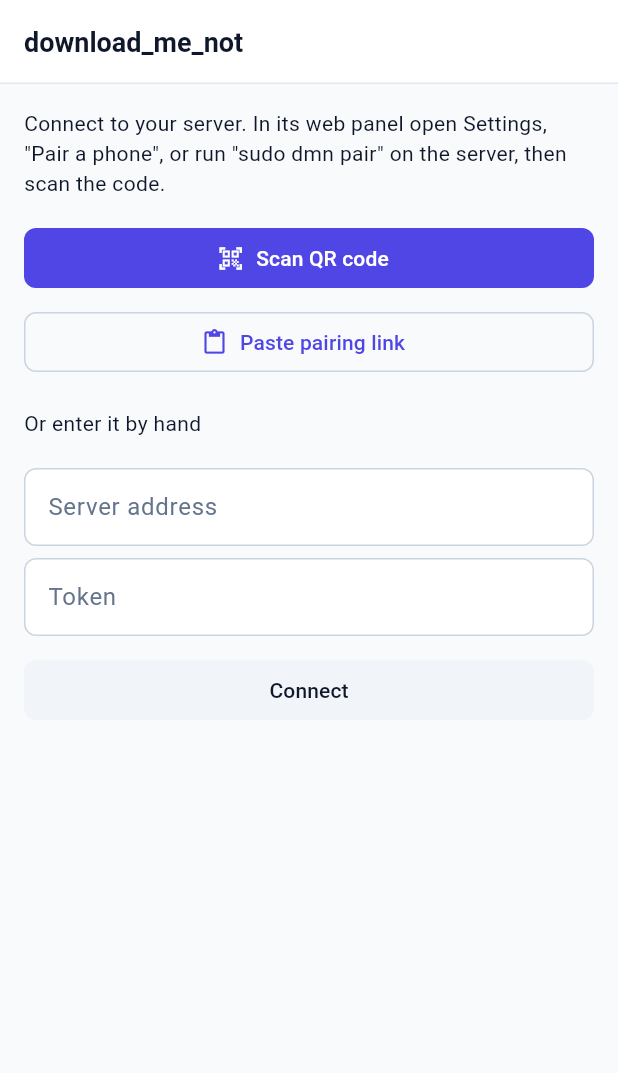
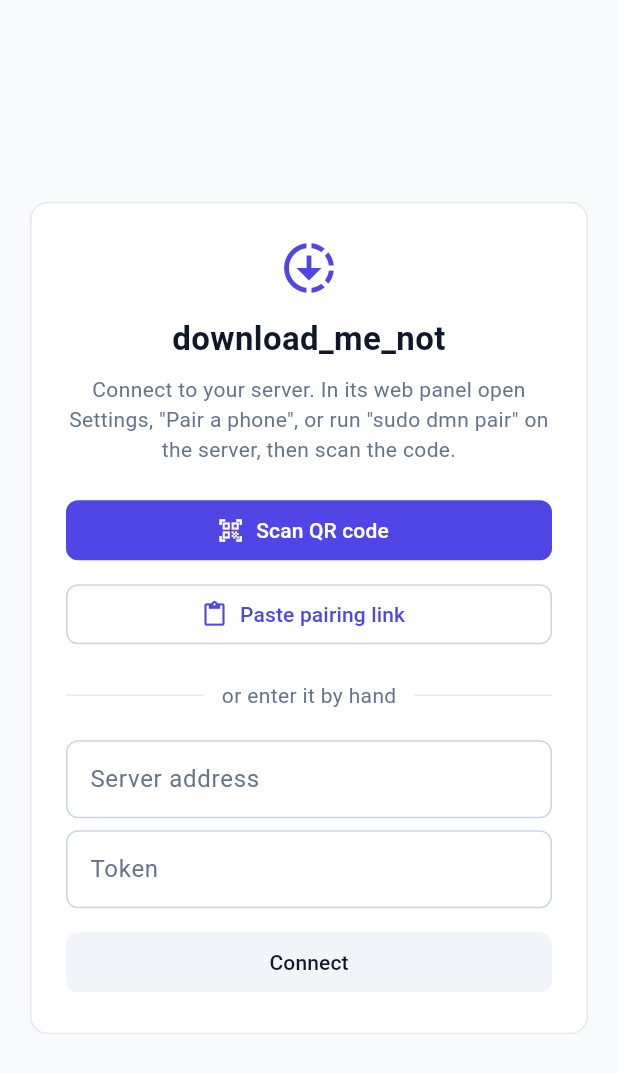
Before and after one commit to sadatdaniel/getaload_app, a Flutter app: the screen it shows after launch, on a phone screen of 412 x 824 dp. Shown: the top 1073 px of the screen. Run offline on Flutter 3.47's test engine with Material 3 defaults, Android fonts, the phone set to English and light mode, and no system bars; our stand-ins replace file_picker, flutter_secure_storage, shared_preferences; missing offline and left inert: android_intent_plus, desktop_drop, media_kit, media_kit_video, mobile_scanner.

Commit message:
Media second in the navigation, centered add-server card, storage cleanup, delete partial data by default
Co-Authored-By: Claude Opus 5.5 <noreply@anthropic.com>

```diff
--- a/lib/jobs.dart
+++ b/lib/jobs.dart
@@ -105,7 +105,9 @@ class _JobsViewState extends State<JobsView> {
   }
 
   Future<void> _remove(Map<String, dynamic> j) async {
-    var files = false;
+    // Unfinished: the partial data is useless on its own, so deleting it is the default (like qBittorrent).
+    final st = j['state'];
+    var files = st != 'done' && st != 'seeding';
     final ok = await showDialog<bool>(
       context: context,
       builder: (c) => StatefulBuilder(
@@ -115,6 +117,7 @@ class _JobsViewState extends State<JobsView> {
             value: files,
             onChanged: (v) => set(() => files = v ?? false),
             title: const Text('Also delete its files on the server'),
+            subtitle: const Text('Unfinished downloads: the partial data cannot be resumed once removed.'),
             contentPadding: EdgeInsets.zero,
           ),
           actions: [
--- a/lib/pair.dart
+++ b/lib/pair.dart
@@ -94,19 +94,38 @@ class _AddServerScreenState extends State<AddServerScreen> {
 
   @override
   Widget build(BuildContext context) {
+    final cs = Theme.of(context).colorScheme;
+    // A centered card of fixed width, like a sign-in page: fields never stretch across a wide window.
     return Scaffold(
-      appBar: AppBar(title: Text(widget.first ? 'download_me_not' : 'Add server')),
-      body: ListView(
+      appBar: widget.first ? null : AppBar(title: const Text('Add server')),
+      body: Center(
+        child: SingleChildScrollView(
           padding: const EdgeInsets.all(16),
+          child: ConstrainedBox(
+            constraints: const BoxConstraints(maxWidth: 440),
+            child: Card(
+              child: Padding(
+                padding: const EdgeInsets.all(24),
+                child: Column(
+                  crossAxisAlignment: CrossAxisAlignment.stretch,
                   children: [
-          if (widget.first)
-            const Padding(
-              padding: EdgeInsets.only(bottom: 16),
-              child: Text(
+                    if (widget.first) ...[
+                      Icon(Icons.downloading, size: 40, color: cs.primary),
+                      const SizedBox(height: 12),
+                      const Text(
+                        'download_me_not',
+                        textAlign: TextAlign.center,
+                        style: TextStyle(fontSize: 22, fontWeight: FontWeight.w700),
+                      ),
+                      const SizedBox(height: 8),
+                      Text(
                         'Connect to your server. In its web panel open Settings, "Pair a phone", '
                         'or run "sudo dmn pair" on the server, then scan the code.',
+                        textAlign: TextAlign.center,
+                        style: TextStyle(color: cs.onSurfaceVariant),
                       ),
-            ),
+                      const SizedBox(height: 20),
+                    ],
                     FilledButton.icon(
                       onPressed: _busy ? null : _scan,
                       icon: const Icon(Icons.qr_code_scanner),
@@ -118,12 +137,27 @@ class _AddServerScreenState extends State<AddServerScreen> {
                       icon: const Icon(Icons.content_paste),
                       label: const Text('Paste pairing link'),
                     ),
-          const Padding(padding: EdgeInsets.symmetric(vertical: 20), child: Text('Or enter it by hand')),
+                    Padding(
+                      padding: const EdgeInsets.symmetric(vertical: 20),
+                      child: Row(
+                        children: [
+                          const Expanded(child: Divider()),
+                          Padding(
+                            padding: const EdgeInsets.symmetric(horizontal: 12),
+                            child: Text('or enter it by hand', style: TextStyle(color: cs.onSurfaceVariant)),
+                          ),
+                          const Expanded(child: Divider()),
+                        ],
+                      ),
+                    ),
                     TextField(
                       controller: _url,
                       keyboardType: TextInputType.url,
                       autocorrect: false,
-            decoration: const InputDecoration(labelText: 'Server address', hintText: 'https://203.0.113.5:8080'),
+                      decoration: const InputDecoration(
+                        labelText: 'Server address',
+                        hintText: 'https://203.0.113.5:8080',
+                      ),
                     ),
                     const SizedBox(height: 8),
                     TextField(
@@ -138,9 +172,14 @@ class _AddServerScreenState extends State<AddServerScreen> {
                     if (_error.isNotEmpty)
                       Padding(
                         padding: const EdgeInsets.only(top: 16),
-              child: Text(_error, style: TextStyle(color: Theme.of(context).colorScheme.error)),
+                        child: Text(_error, style: TextStyle(color: cs.error)),
                       ),
                   ],
+                ),
+              ),
+            ),
+          ),
+        ),
       ),
     );
   }
```
Also changed, not shown: lib/main.dart (+5 -3 lines), lib/server_screen.dart (+42 -0 lines). Lines whose indentation alone changed are shown as unchanged.
